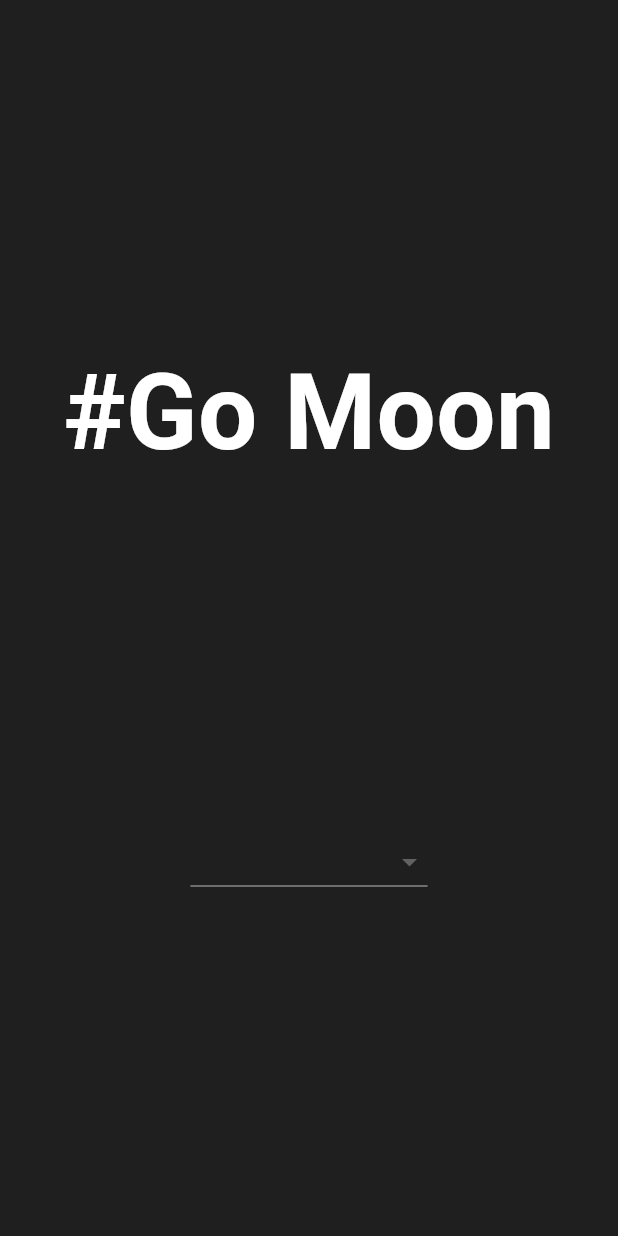
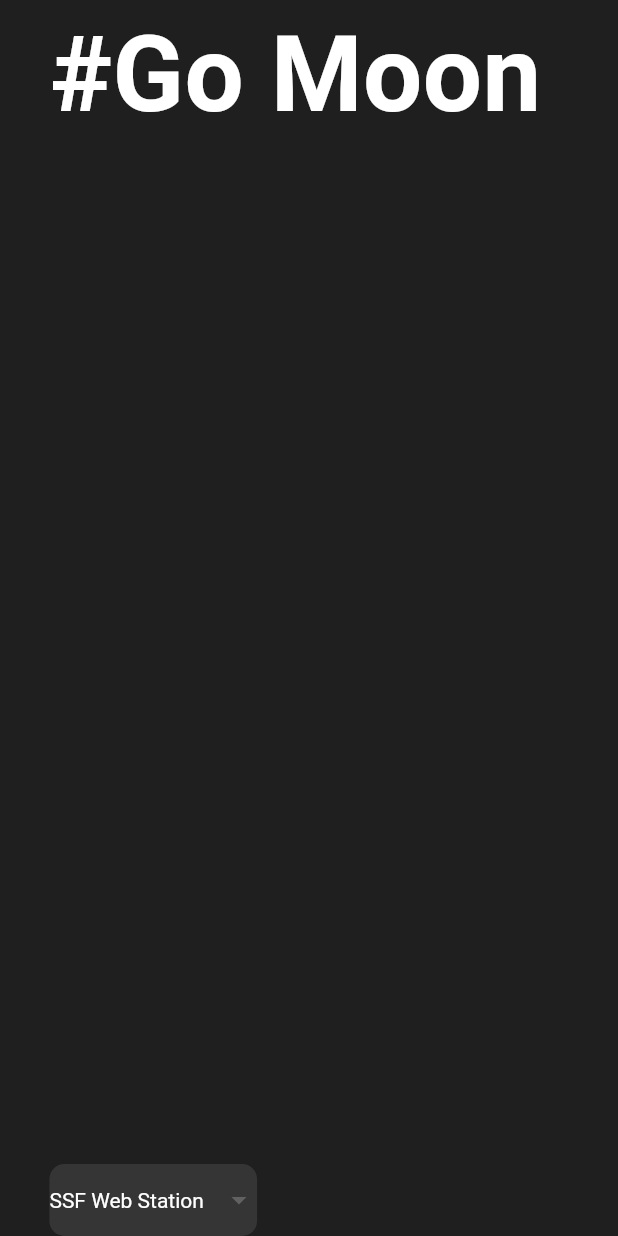
Before and after one commit to sadeepfernando/GoMoon, a Flutter app: the screen it shows after launch, on a phone screen of 412 x 824 dp. Run offline on Flutter 3.47's test engine with Material 3 defaults, Android fonts, the phone set to English and light mode, and no system bars.

Commit message:
Dropdown container decoration

```diff
--- a/lib/pages/home_page.dart
+++ b/lib/pages/home_page.dart
@@ -1,18 +1,13 @@
-
 import 'package:flutter/material.dart';
 import 'package:flutter/widgets.dart';
 
-
-
 class HomePage extends StatelessWidget {
-
   late double _pageHeight, _pagewidth;
 
-     HomePage({Key? key}) : super(key:key);
+  HomePage({Key? key}) : super(key: key);
 
   @override
   Widget build(BuildContext context) {
-
     _pageHeight = MediaQuery.of(context).size.height;
     _pagewidth = MediaQuery.of(context).size.width;
 
@@ -21,31 +16,29 @@ class HomePage extends StatelessWidget {
             child: Container(
       height: _pageHeight,
       width: _pagewidth,
-          padding: EdgeInsets.symmetric(horizontal: _pagewidth*0.08),
-          child:  Column(
-            mainAxisAlignment: MainAxisAlignment.spaceEvenly,
-            children: [
-                _pageTitle(),
-                _destinationDropDownWidget()
-            ],) ,
-          )
-        )
-    );
+      padding: EdgeInsets.symmetric(horizontal: _pagewidth * 0.08),
+      child: Column(
+        mainAxisAlignment: MainAxisAlignment.spaceBetween,
+        mainAxisSize: MainAxisSize.max,
+        crossAxisAlignment: CrossAxisAlignment.start,
+        children: [_pageTitle(), _destinationDropDownWidget()],
+      ),
+    )));
   }
 
-
-  Widget _pageTitle(){
-    return const Text("#Go Moon",style: TextStyle(
+  Widget _pageTitle() {
+    return const Text(
+      "#Go Moon",
+      style: TextStyle(
         color: Colors.white,
         fontSize: 70,
         fontWeight: FontWeight.w700,
-
       ),
     );
   }
 
-  Widget _astroImageWidget(){
-    return  Container(
+  Widget _astroImageWidget() {
+    return Container(
       decoration: const BoxDecoration(
         image: DecorationImage(
           image: AssetImage("assets/images/background.jpg"),
@@ -55,17 +48,31 @@ class HomePage extends StatelessWidget {
     );
   }
 
-  Widget _destinationDropDownWidget(){
+  Widget _destinationDropDownWidget() {
+    // ignore: non_constant_identifier_names
+    List<String> Items = ['SSF Web Station', 'BUAC Web Station'];
 
-    List<DropdownMenuItem<String>> _Items = ['SSF Web Station', 'BUAC Web Station']
-                                            .map((e){return DropdownMenuItem(
+    return Container(
+      //Container decoration
+      decoration: BoxDecoration(
+          color:const Color.fromRGBO(53, 53, 53, 1.0),
+          borderRadius: BorderRadius.circular(10)),
+
+      child: DropdownButton(
+        //Styling the dropdown button
+        underline: Container(),
+        value: Items.first,
+        dropdownColor: const Color.fromRGBO(53, 53, 53, 1.0),
+        style: const TextStyle(color: Colors.white),
+
+        onChanged: (_) {},
+        items: Items.map((e) {
+          return DropdownMenuItem(
             value: e,
-                                              child: Text(e),);})
-                                              .toList();
-    return Container(
-      child: DropdownButton(
-        onChanged: (_){},
-        items: _Items ,)
-        ,);
+            child: Text(e),
+          );
+        }).toList(),
+      ),
+    );
   }
 }
```
Lines whose indentation alone changed are shown as unchanged.
